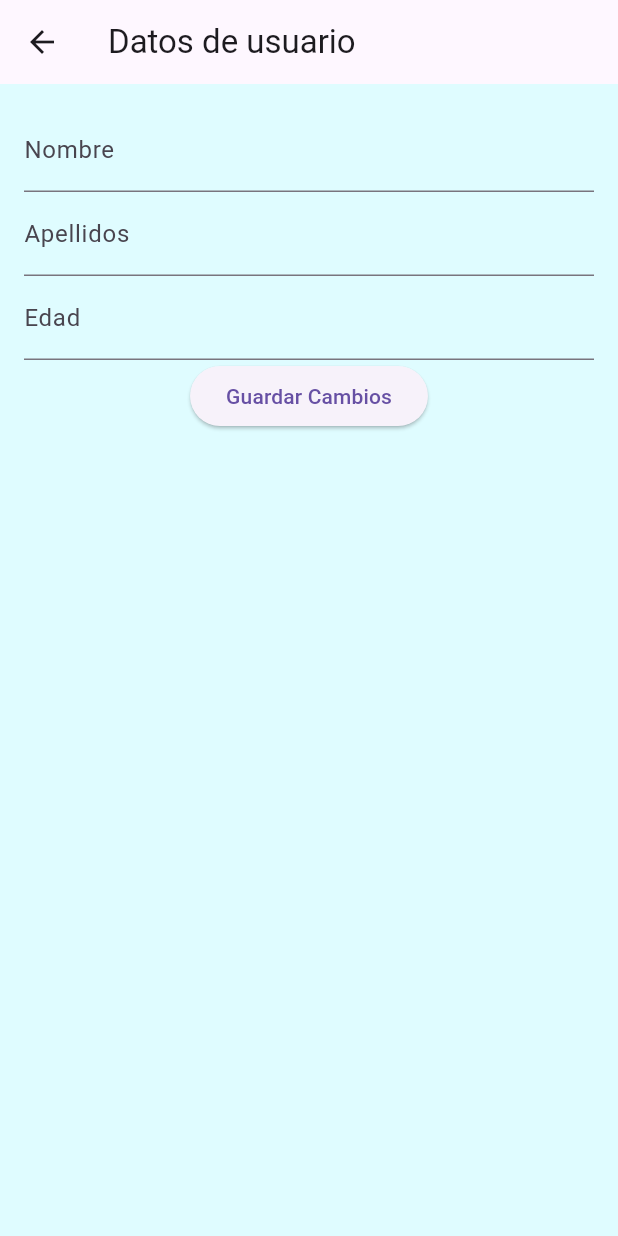
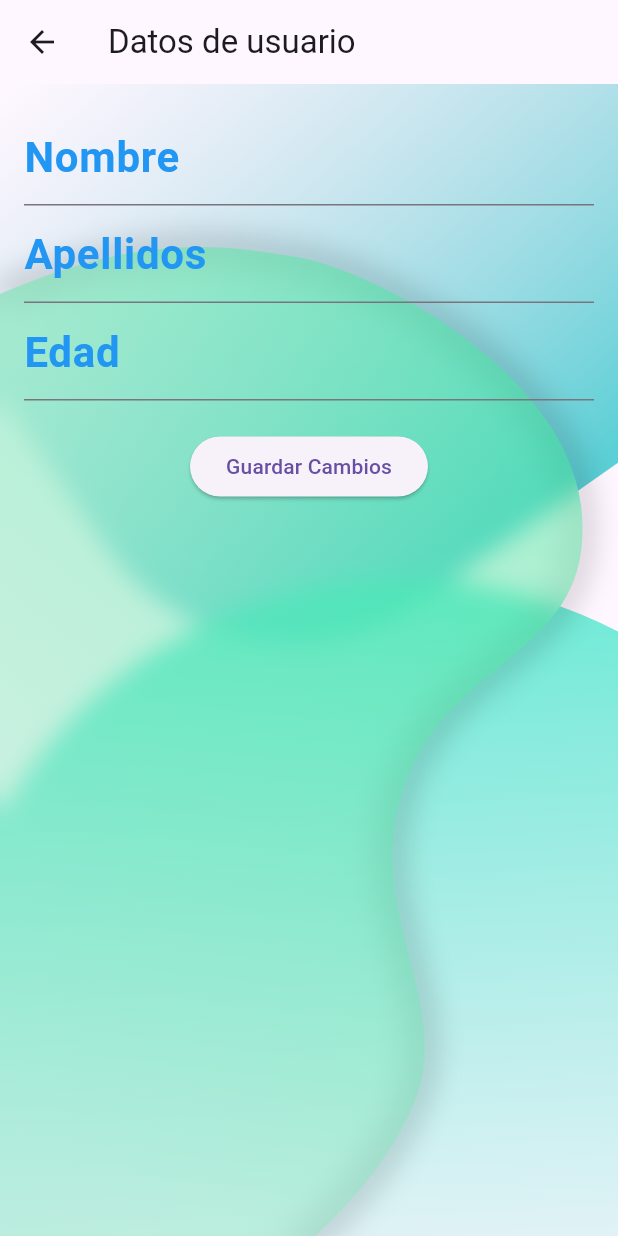
Before and after one commit to carlosgr1992/World_News_CGR, a Flutter app: the RegisterDataUser screen opened by its route, on a phone screen of 412 x 824 dp. Run offline on Flutter 3.47's test engine with Material 3 defaults, Android fonts, the phone set to English and light mode, and no system bars; our stand-ins replace cloud_firestore, firebase_auth, firebase_core, ionicons, share; accounts and stored records are empty; generated files the repository leaves out were written again.

Commit message:
Agregado el fondo de pantalla de la app al registerDataUser

```diff
--- a/lib/onBoarding/RegisterDataUser.dart
+++ b/lib/onBoarding/RegisterDataUser.dart
@@ -1,6 +1,7 @@
 import 'package:flutter/material.dart';
 import 'package:firebase_auth/firebase_auth.dart';
 import 'package:cloud_firestore/cloud_firestore.dart';
+import '../components/center_widget/center_widget.dart';
 import '../fireStoreObjects/FbUsuario.dart';
 
 class RegisterDataUser extends StatefulWidget {
@@ -27,33 +28,102 @@
       appBar: AppBar(
         title: Text('Datos de usuario'),
       ),
-      backgroundColor: Color(0xFFDFFCFF),
-      body: Padding(
+      body: Stack(
+        children: [
+          Positioned(
+            top: -160,
+            left: -30,
+            child: _topWidget(MediaQuery.of(context).size.width),
+          ),
+          Positioned(
+            bottom: -180,
+            left: -40,
+            child: _bottomWidget(MediaQuery.of(context).size.width),
+          ),
+          CenterWidget(size: MediaQuery.of(context).size),
+          _buildContent(context),
+        ],
+      ),
+    );
+  }
+
+  Widget _topWidget(double screenWidth) {
+    return Transform.rotate(
+      angle: -35 * 3.14159 / 180,
+      child: Container(
+        width: 1.2 * screenWidth,
+        height: 1.2 * screenWidth,
+        decoration: BoxDecoration(
+          borderRadius: BorderRadius.circular(150),
+          gradient: const LinearGradient(
+            begin: Alignment(-0.2, -0.8),
+            end: Alignment.bottomCenter,
+            colors: [
+              Color(0x007CBFCF),
+              Color(0xB316BFC4),
+            ],
+          ),
+        ),
+      ),
+    );
+  }
+
+  Widget _bottomWidget(double screenWidth) {
+    return Container(
+      width: 1.5 * screenWidth,
+      height: 1.5 * screenWidth,
+      decoration: const BoxDecoration(
+        shape: BoxShape.circle,
+        gradient: LinearGradient(
+          begin: Alignment(0.6, -1.1),
+          end: Alignment(0.7, 0.8),
+          colors: [
+            Color(0xDB4BE8CC),
+            Color(0x005CDBCF),
+          ],
+        ),
+      ),
+    );
+  }
+
+  Widget _buildContent(BuildContext context) {
+    return Padding(
       padding: EdgeInsets.all(16),
       child: Column(
         children: <Widget>[
           TextField(
             controller: _nombreController,
-              decoration: InputDecoration(labelText: 'Nombre'),
+            decoration: InputDecoration(
+              labelText: 'Nombre',
+              labelStyle: TextStyle(fontWeight: FontWeight.bold, fontSize: 28, color: Colors.blue,),
+            ),
           ),
           TextField(
             controller: _apellidosController,
-              decoration: InputDecoration(labelText: 'Apellidos'),
+            decoration: InputDecoration(
+              labelText: 'Apellidos',
+              labelStyle: TextStyle(fontWeight: FontWeight.bold, fontSize: 28, color: Colors.blue,),
+            ),
           ),
           TextField(
             controller: _edadController,
-              decoration: InputDecoration(labelText: 'Edad'),
+            decoration: InputDecoration(
+              labelText: 'Edad',
+              labelStyle: TextStyle(fontWeight: FontWeight.bold, fontSize: 28, color: Colors.blue,),
+            ),
             keyboardType: TextInputType.number,
           ),
+          SizedBox(height: 20),
           ElevatedButton(
             onPressed: _updateUser,
             child: Text('Guardar Cambios'),
           ),
         ],
       ),
-      ),
     );
   }
+
+
 
   Future<void> _getUserData() async {
     User? user = FirebaseAuth.instance.currentUser;
```
Lines whose indentation alone changed are shown as unchanged.
